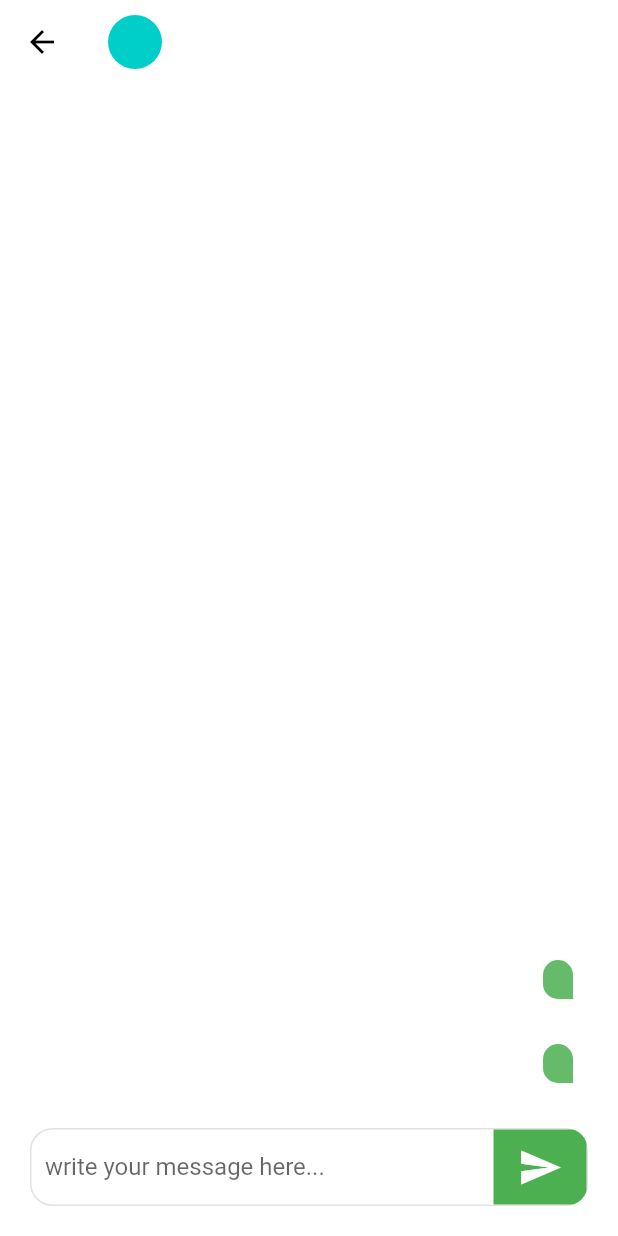
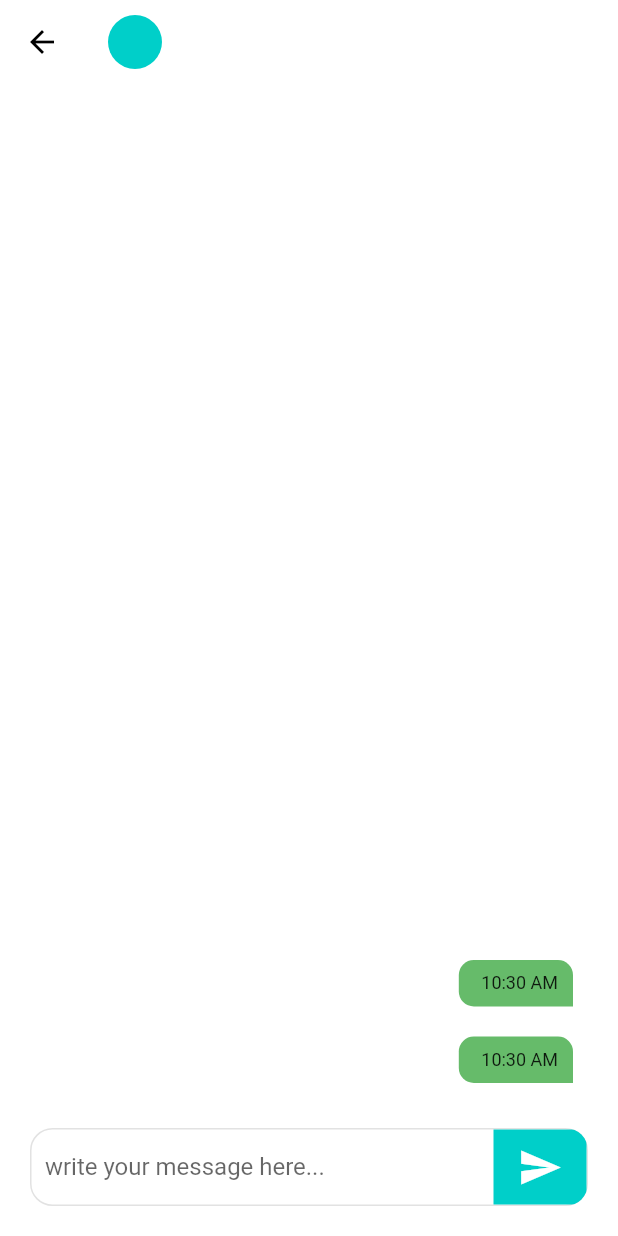
Before and after one commit to MahmoudMohamed14/classroom_and_quiz_app, a Flutter app: the ChatDetailScreen screen opened directly with empty values, after a tap on the "send" icon, on a phone screen of 412 x 824 dp. Run offline on Flutter 3.47's test engine with Material 2 defaults, Android fonts, the phone set to English and light mode, and no system bars; our stand-ins replace bloc, cloud_firestore, conditional_builder_null_safety, dio, firebase_auth, firebase_core and 5 more; accounts and stored records are empty.

Commit message:
# ordered posts and quiz add time to chat and navigateAndRemove from student to quiz

```diff
--- a/lib/moduls/chat/chat_screen.dart
+++ b/lib/moduls/chat/chat_screen.dart
@@ -1,7 +1,11 @@
+
+
 import 'package:conditional_builder_null_safety/conditional_builder_null_safety.dart';
+import 'package:flutter/cupertino.dart';
 
 import 'package:flutter/material.dart';
 import 'package:flutter_bloc/flutter_bloc.dart';
+import 'package:flutter_local_notifications/flutter_local_notifications.dart';
 import 'package:quizapp/layout/cubit/cubit_layout.dart';
 import 'package:quizapp/layout/cubit/states_layout.dart';
 import 'package:quizapp/models/chat_model.dart';
@@ -67,12 +71,12 @@ class ChatDetailScreen extends StatelessWidget {
                             itemBuilder: (context, index) =>
                             myEmail == cubit.messageModel[index].receiverEmail
                                 ?
-                            buildLeftMessage(cubit.messageModel[index])
+                            buildLeftMessage(cubit.messageModel[index],context)
                                 : buildRightMessage(
-                                cubit.messageModel[index])
+                                cubit.messageModel[index],context)
                             ,
                             separatorBuilder: (context, index) =>
-                                SizedBox(height: 10,)
+                                SizedBox()
 
                             ,
                             itemCount: cubit.messageModel.length),
@@ -111,7 +115,7 @@ class ChatDetailScreen extends StatelessWidget {
                           Container(
                             height: 50,
 
-                            color: Colors.green,
+                            color: mainColor,
                             child: MaterialButton(
                               minWidth: 1,
 
@@ -121,9 +125,7 @@ class ChatDetailScreen extends StatelessWidget {
                                     text: txtController.text, receiverEmail: receiverEmail!);
                                 txtController.clear();
                               },
-                              child:const Icon(Icons.send
-                                , size: 30,
-                                color: Colors.white,),
+                              child:const Icon(Icons.send, size: 30, color: Colors.white,),
                             ),
                           )
                         ],
@@ -142,7 +144,7 @@ class ChatDetailScreen extends StatelessWidget {
     );
   }
 
-  Widget buildLeftMessage(ChatModel chatModel) =>
+  Widget buildLeftMessage(ChatModel chatModel,context) =>
       Align(
         alignment: AlignmentDirectional.centerStart,
         child: Padding(
@@ -157,15 +159,29 @@ class ChatDetailScreen extends StatelessWidget {
                 )
             ),
             padding: EdgeInsets.symmetric(
-                vertical: 5,
+                vertical: 10,
                 horizontal: 10
             ),
-            child: Text('${chatModel.text}'),
+            child:  Row(
+            mainAxisSize: MainAxisSize.min,
+
+            children: [
+
+              Text('${chatModel.text}',style: TextStyle(fontSize: 18),),
+              SizedBox(width: 5,),
+              Align(
+                alignment: AlignmentDirectional.bottomEnd,
+                  child: Text('${TimeOfDay.now().format(context).toString()}',style: TextStyle(fontSize: 12),)),
+
+
+
+            ],
+          ),
           ),
         ),
       );
 
-  Widget buildRightMessage(ChatModel chatModel) =>
+  Widget buildRightMessage(ChatModel chatModel,context) =>
       Align(
         alignment: AlignmentDirectional.centerEnd,
         child: Padding(
@@ -183,7 +199,20 @@ class ChatDetailScreen extends StatelessWidget {
                 vertical: 5,
                 horizontal: 10
             ),
-            child: Text('${chatModel.text}'),
+            child: Row(
+              mainAxisSize: MainAxisSize.min,
+
+              children: [
+                Text('${chatModel.text}',style: TextStyle(fontSize: 18),),
+                SizedBox(width: 5,),
+                Align(
+                    alignment: AlignmentDirectional.bottomEnd,
+                    child: Text('${TimeOfDay.now().format(context).toString()}',style: TextStyle(fontSize: 12),)),
+
+
+
+              ],
+            ),
           ),
         ),
       );
```
Also changed, not shown: lib/layout/cubit/cubit_layout.dart (+6 -2 lines), lib/moduls/home_work/home_work.dart (+6 -1 lines), lib/moduls/people/people.dart (+16 -5 lines), 1 other file.
